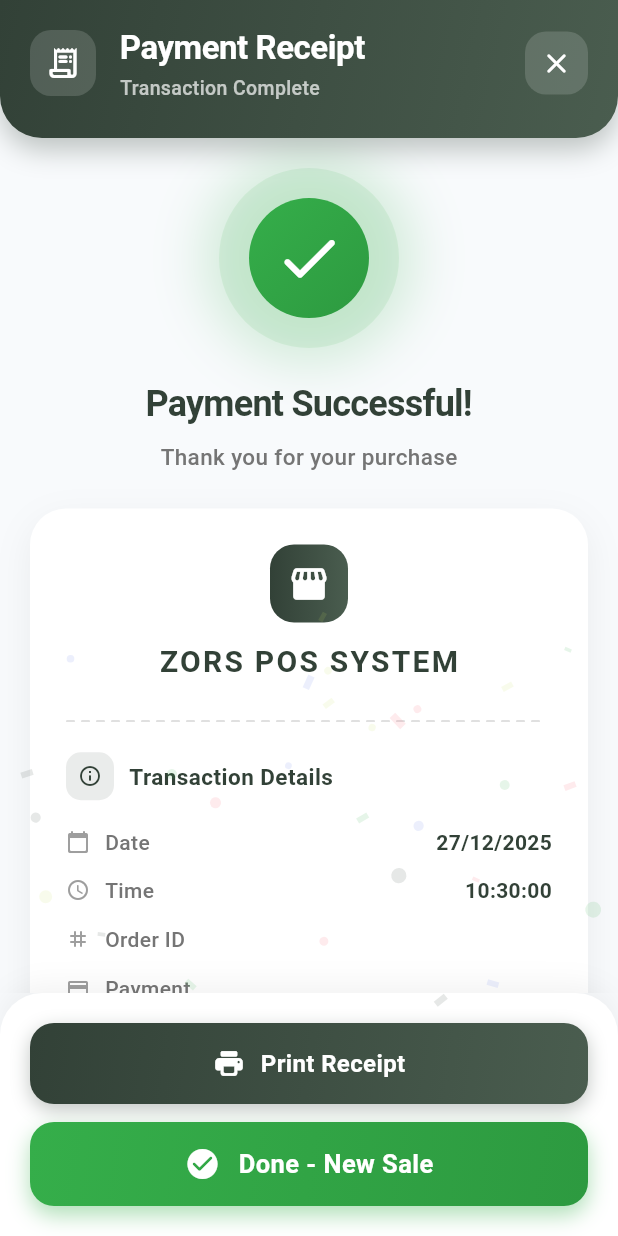
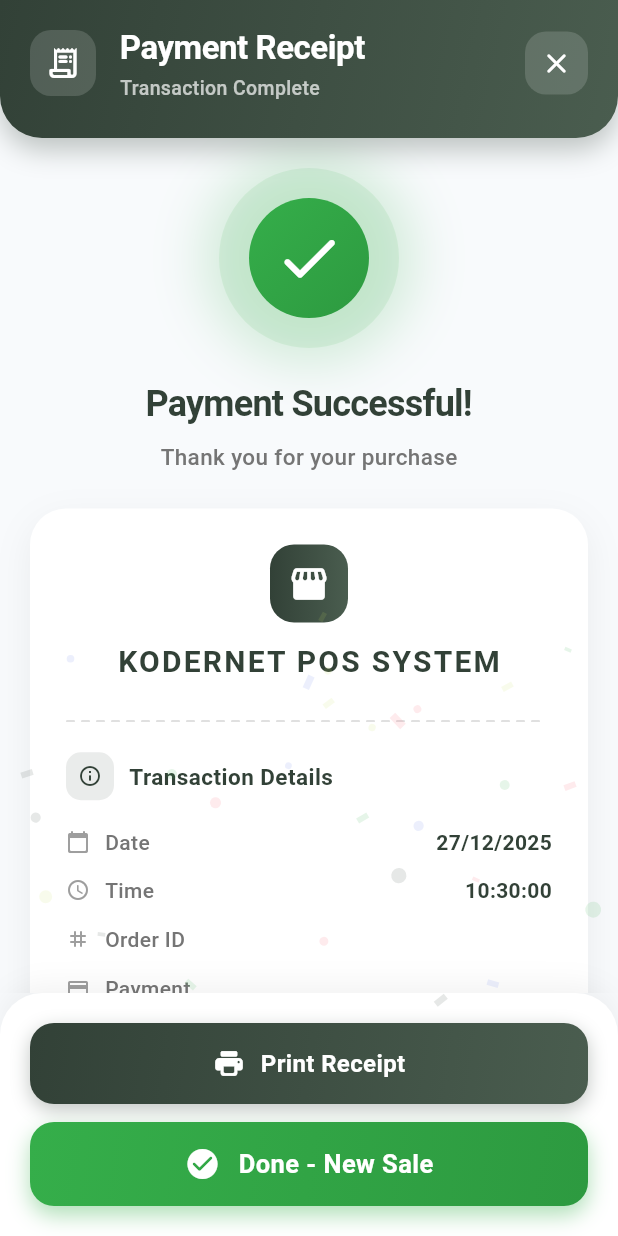
Before and after one commit to Eranga999/Flutter_pos, a Flutter app: the ReceiptScreen screen opened directly with empty values, on a phone screen of 412 x 824 dp. Run offline on Flutter 3.47's test engine with Material 3 defaults, Android fonts, the light colour scheme and no system bars; our stand-ins replace fl_chart, image_picker, pdf, printing, shared_preferences; missing offline and left inert: dart:html; accounts and stored records are empty.

Commit message:
Update branding references from ZORS POS to KODERNET in main, receipt, and splash screens

```diff
--- a/zors_pos_mobile/lib/main.dart
+++ b/zors_pos_mobile/lib/main.dart
@@ -30,7 +30,7 @@ class ZorsPosApp extends StatelessWidget {
         ChangeNotifierProvider(create: (_) => ReportsProvider()),
       ],
       child: MaterialApp(
-        title: 'ZORS POS',
+        title: 'KODERNET POS',
         debugShowCheckedModeBanner: false,
         theme: ThemeData(
           useMaterial3: true,
--- a/zors_pos_mobile/lib/screens/receipt_screen.dart
+++ b/zors_pos_mobile/lib/screens/receipt_screen.dart
@@ -373,7 +373,7 @@ class _ReceiptScreenState extends State<ReceiptScreen>
                 ),
                 const SizedBox(height: 12),
                 const Text(
-                  'ZORS POS SYSTEM',
+                  'KODERNET POS SYSTEM',
                   style: TextStyle(
                     fontSize: 20,
                     fontWeight: FontWeight.bold,
@@ -1047,13 +1047,13 @@ class _ReceiptScreenState extends State<ReceiptScreen>
                 pw.SizedBox(height: 5),
                 pw.Center(
                   child: pw.Text(
-                    'Powered by ZORS POS',
+                    'Powered by Kodernet',
                     style: const pw.TextStyle(fontSize: 9),
                   ),
                 ),
                 pw.Center(
                   child: pw.Text(
-                    'www.zorscode.com',
+                    'www.kodernet.com',
                     style: const pw.TextStyle(fontSize: 8),
                   ),
                 ),
--- a/zors_pos_mobile/lib/screens/splash_screen.dart
+++ b/zors_pos_mobile/lib/screens/splash_screen.dart
@@ -336,11 +336,6 @@ class _SplashScreenState extends State<SplashScreen>
         padding: const EdgeInsets.all(20),
         child: Container(
           decoration: BoxDecoration(
-            gradient: const LinearGradient(
-              begin: Alignment.topLeft,
-              end: Alignment.bottomRight,
-              colors: [Color(0xFF324137), Color(0xFF4a5d4f)],
-            ),
             borderRadius: BorderRadius.circular(24),
           ),
           child: ClipRRect(
```
